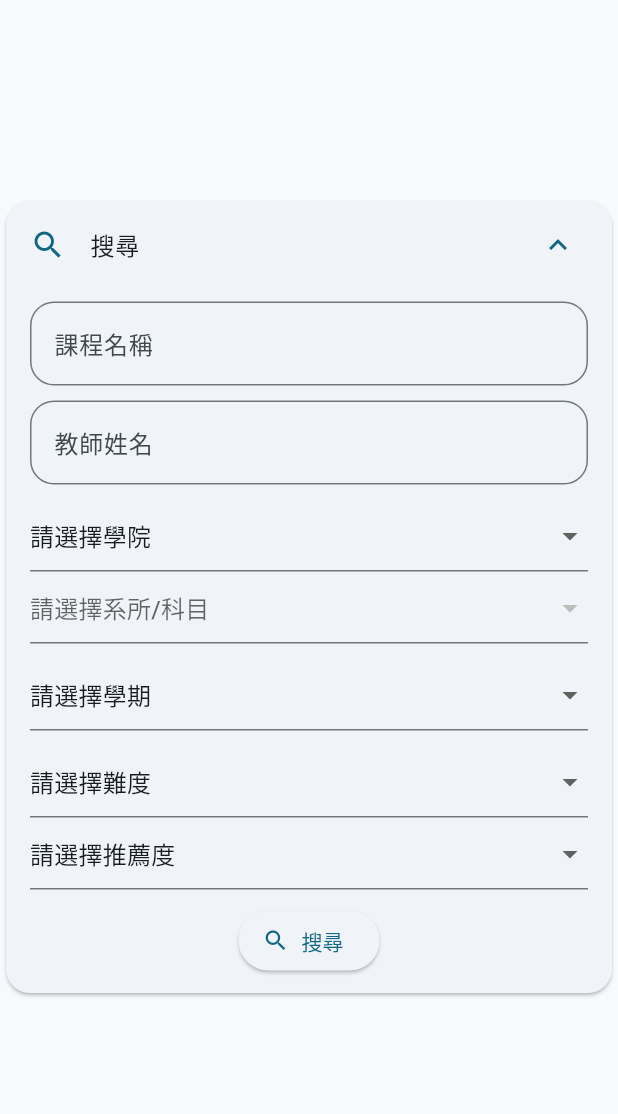
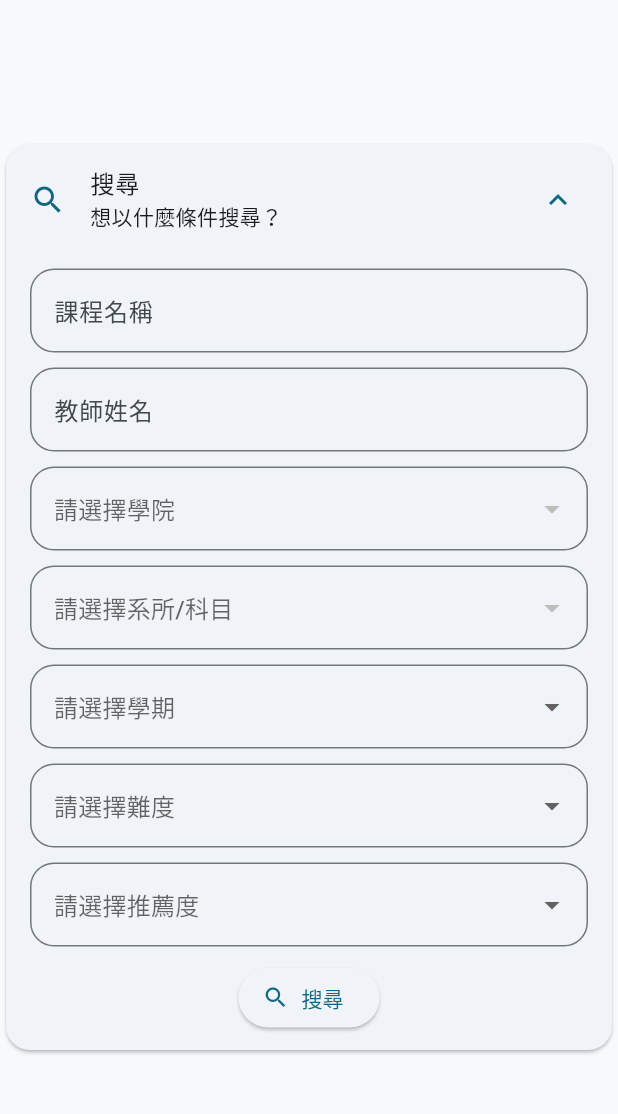
Before and after one commit to jhihyulin/tteewwkkrr, a Flutter app: the CommentPage screen opened directly, on a phone screen of 412 x 824 dp, the part 63-1177 px from its top. Run offline on Flutter 3.47's test engine with Material 2 defaults, Android fonts, the phone set to English and light mode, and no system bars; our stand-ins replace package_info_plus, shared_preferences; missing offline and left inert: universal_html; accounts and stored records are empty; network calls fail.

Commit message:
[Fix] Layout

```diff
--- a/lib/pages/comment.dart
+++ b/lib/pages/comment.dart
@@ -2,12 +2,12 @@ import 'dart:convert';
 
 import 'package:flutter/material.dart';
 import 'package:http/http.dart' as http;
-import 'package:tteewwkkrr/widget/drop_down_button_form_field.dart';
 
 import '../widget/card.dart';
 import '../widget/expansion_tile.dart';
 import '../widget/linear_progress_indicator.dart';
 import '../widget/auto_complete.dart';
+import '../widget/drop_down_button_form_field.dart';
 
 class CommentPage extends StatefulWidget {
   const CommentPage({Key? key}) : super(key: key);
@@ -29,11 +29,11 @@ class _CommentPageState extends State<CommentPage> {
   final String _selectedRecommendDefault = '請選擇推薦度';
   late String? _selectedTeacher;
   late String? _selectedCourse;
-  late String _selectedCollege;
-  late String _selectedDepartment;
-  late String _selectedSemester;
-  late String _selectedHard;
-  late String _selectedRecommend;
+  late String? _selectedCollege;
+  late String? _selectedDepartment;
+  late String? _selectedSemester;
+  late String? _selectedHard;
+  late String? _selectedRecommend;
   final List<String> _recommendList = [
     '非常不推薦',
     '不推薦',
@@ -58,11 +58,11 @@ class _CommentPageState extends State<CommentPage> {
     departmentList = {};
     _selectedTeacher = null;
     _selectedCourse = null;
-    _selectedCollege = _selectedCollegeDefault;
-    _selectedDepartment = _selectedDepartmentDefault;
-    _selectedSemester = _selectedSemesterDefault;
-    _selectedHard = _selectedHardDefault;
-    _selectedRecommend = _selectedRecommendDefault;
+    _selectedCollege = null;
+    _selectedDepartment = null;
+    _selectedSemester = null;
+    _selectedHard = null;
+    _selectedRecommend = null;
     _searchResult = null;
     _isSearching = false;
     getCourses();
@@ -238,7 +238,7 @@ class _CommentPageState extends State<CommentPage> {
         child: Center(
           child: Container(
             constraints: BoxConstraints(
-              maxWidth: 600,
+              maxWidth: 700,
               minHeight: MediaQuery.of(context).size.height -
                   AppBar().preferredSize.height -
                   MediaQuery.of(context).padding.top -
@@ -250,6 +250,7 @@ class _CommentPageState extends State<CommentPage> {
                 CustomCard(
                   child: CustomExpansionTile(
                     title: const Text('搜尋'),
+                    subtitle: const Text('想以什麼條件搜尋？'),
                     leading: const Icon(Icons.search),
                     initiallyExpanded: true,
                     children: [
@@ -317,6 +318,8 @@ class _CommentPageState extends State<CommentPage> {
                                 height: 10,
                               ),
                               Wrap(
+                                spacing: 10,
+                                runSpacing: 10,
                                 children: [
                                   CustomDropdownButtonFormField(
                                     hint: Text(_selectedCollegeDefault),
@@ -324,16 +327,25 @@ class _CommentPageState extends State<CommentPage> {
                                     onChanged: (value) {
                                       setState(() {
                                         _selectedCollege = value.toString();
-                                        _selectedDepartment =
-                                            _selectedDepartmentDefault;
+                                        _selectedDepartment = null;
                                       });
                                     },
+                                    label: const Text('學院'),
+                                    suffixIcon: _selectedCollege == null
+                                        ? null
+                                        : IconButton(
+                                            icon: const Icon(Icons.close),
+                                            tooltip: '取消選擇學院',
+                                            onPressed: () {
+                                              setState(() {
+                                                _selectedCollege = null;
+                                                _selectedDepartment = null;
+                                              });
+                                            },
+                                          ),
                                     items: () {
-                                      List<DropdownMenuItem<String>> items = [];
-                                      items.add(DropdownMenuItem(
-                                        value: _selectedCollegeDefault,
-                                        child: Text(_selectedCollegeDefault),
-                                      ));
+                                      List<DropdownMenuItem<String?>> items =
+                                          [];
                                       for (var key in departmentList.keys) {
                                         items.add(
                                           DropdownMenuItem(
@@ -347,16 +359,14 @@ class _CommentPageState extends State<CommentPage> {
                                   ),
                                   CustomDropdownButtonFormField(
                                     validator: (value) {
-                                      if (_selectedCollege !=
-                                              _selectedCollegeDefault &&
-                                          value == _selectedDepartmentDefault) {
+                                      if (_selectedCollege != null &&
+                                          value == null) {
                                         return '$_selectedDepartmentDefault或取消選擇學院';
                                       }
                                       return null;
                                     },
                                     hint: Text(_selectedDepartmentDefault),
-                                    value: _selectedCollege ==
-                                            _selectedCollegeDefault
+                                    value: _selectedCollege == null
                                         ? null
                                         : _selectedDepartment,
                                     onChanged: (value) {
@@ -364,20 +374,23 @@ class _CommentPageState extends State<CommentPage> {
                                         _selectedDepartment = value.toString();
                                       });
                                     },
-                                    items: _selectedCollege ==
-                                            _selectedCollegeDefault
+                                    label: const Text('系所/科目'),
+                                    suffixIcon: _selectedDepartment == null
+                                        ? null
+                                        : IconButton(
+                                            icon: const Icon(Icons.close),
+                                            tooltip: '取消選擇系所/科目',
+                                            onPressed: () {
+                                              setState(() {
+                                                _selectedDepartment = null;
+                                              });
+                                            },
+                                          ),
+                                    items: _selectedCollege == null
                                         ? null
                                         : () {
-                                            List<DropdownMenuItem<dynamic>>?
+                                            List<DropdownMenuItem<String?>>
                                                 items = [];
-                                            items.add(
-                                              DropdownMenuItem(
-                                                value:
-                                                    _selectedDepartmentDefault,
-                                                child: Text(
-                                                    _selectedDepartmentDefault),
-                                              ),
-                                            );
                                             var college = _selectedCollege;
                                             if (departmentList
                                                 .containsKey(college)) {
@@ -407,14 +420,20 @@ class _CommentPageState extends State<CommentPage> {
                                     _selectedSemester = value.toString();
                                   });
                                 },
+                                label: const Text('學期'),
+                                suffixIcon: _selectedSemester == null
+                                    ? null
+                                    : IconButton(
+                                        icon: const Icon(Icons.close),
+                                        tooltip: '取消選擇學期',
+                                        onPressed: () {
+                                          setState(() {
+                                            _selectedSemester = null;
+                                          });
+                                        },
+                                      ),
                                 items: () {
-                                  var items = <DropdownMenuItem<String>>[];
-                                  items.add(
-                                    DropdownMenuItem(
-                                      value: _selectedSemesterDefault,
-                                      child: Text(_selectedSemesterDefault),
-                                    ),
-                                  );
+                                  var items = <DropdownMenuItem<String?>>[];
                                   var nowYear = DateTime.now().year - 1911;
                                   for (var year = nowYear; year >= 99; year--) {
                                     items.add(
@@ -437,6 +456,8 @@ class _CommentPageState extends State<CommentPage> {
                                 height: 10,
                               ),
                               Wrap(
+                                spacing: 10,
+                                runSpacing: 10,
                                 children: [
                                   CustomDropdownButtonFormField(
                                     hint: Text(_selectedHardDefault),
@@ -446,12 +467,21 @@ class _CommentPageState extends State<CommentPage> {
                                         _selectedHard = value.toString();
                                       });
                                     },
+                                    label: const Text('難度'),
+                                    suffixIcon: _selectedHard == null
+                                        ? null
+                                        : IconButton(
+                                            icon: const Icon(Icons.close),
+                                            tooltip: '取消選擇難度',
+                                            onPressed: () {
+                                              setState(() {
+                                                _selectedHard = null;
+                                              });
+                                            },
+                                          ),
                                     items: () {
-                                      List<DropdownMenuItem<String>> items = [];
-                                      items.add(DropdownMenuItem(
-                                        value: _selectedHardDefault,
-                                        child: Text(_selectedHardDefault),
-                                      ));
+                                      List<DropdownMenuItem<String?>> items =
+                                          [];
                                       for (var hard in _hardList) {
                                         items.add(DropdownMenuItem(
                                           value: hard,
@@ -469,12 +499,21 @@ class _CommentPageState extends State<CommentPage> {
                                         _selectedRecommend = value.toString();
                                       });
                                     },
+                                    label: const Text('推薦度'),
+                                    suffixIcon: _selectedRecommend == null
+                                        ? null
+                                        : IconButton(
+                                            icon: const Icon(Icons.close),
+                                            tooltip: '取消選擇推薦度',
+                                            onPressed: () {
+                                              setState(() {
+                                                _selectedRecommend = null;
+                                              });
+                                            },
+                                          ),
                                     items: () {
-                                      List<DropdownMenuItem<String>> items = [];
-                                      items.add(DropdownMenuItem(
-                                        value: _selectedRecommendDefault,
-                                        child: Text(_selectedRecommendDefault),
-                                      ));
+                                      List<DropdownMenuItem<String?>> items =
+                                          [];
                                       for (var recommend in _recommendList) {
                                         items.add(DropdownMenuItem(
                                           value: recommend,
@@ -497,24 +536,12 @@ class _CommentPageState extends State<CommentPage> {
                                     _formKey.currentState!.save();
                                     search(
                                       null,
-                                      _selectedSemester ==
-                                              _selectedSemesterDefault
-                                          ? null
-                                          : _selectedSemester,
+                                      _selectedSemester,
                                       _selectedCourse,
-                                      _selectedDepartment ==
-                                                  _selectedDepartmentDefault ||
-                                              _selectedDepartment == ''
-                                          ? null
-                                          : _selectedDepartment,
+                                      _selectedDepartment,
                                       _selectedTeacher,
-                                      _selectedHard == _selectedHardDefault
-                                          ? null
-                                          : _selectedHard,
-                                      _selectedRecommend ==
-                                              _selectedRecommendDefault
-                                          ? null
-                                          : _selectedRecommend,
+                                      _selectedHard,
+                                      _selectedRecommend,
                                     );
                                   }
                                 },
--- a/lib/widget/drop_down_button_form_field.dart
+++ b/lib/widget/drop_down_button_form_field.dart
@@ -5,16 +5,20 @@ class CustomDropdownButtonFormField extends StatefulWidget {
     Key? key,
     this.items,
     this.hint,
+    this.label,
     this.value,
     this.onChanged,
     this.validator,
+    this.suffixIcon,
   }) : super(key: key);
 
   final Widget? hint;
   final String? value;
+  final Widget? label;
   final void Function(dynamic)? onChanged;
   final List<DropdownMenuItem>? items;
   final String? Function(dynamic)? validator;
+  final Widget? suffixIcon;
 
   @override
   State<CustomDropdownButtonFormField> createState() =>
@@ -31,6 +35,15 @@ class _CustomDropdownButtonFormField
       onChanged: widget.onChanged,
       items: widget.items,
       validator: widget.validator,
+      borderRadius: BorderRadius.circular(16.0),
+      menuMaxHeight: MediaQuery.of(context).size.height * 0.5,
+      decoration: InputDecoration(
+        label: widget.value == null ? null : widget.label,
+        suffixIcon: widget.suffixIcon,
+        border: OutlineInputBorder(
+          borderRadius: BorderRadius.circular(16.0),
+        ),
+      ),
     );
   }
 }
```
